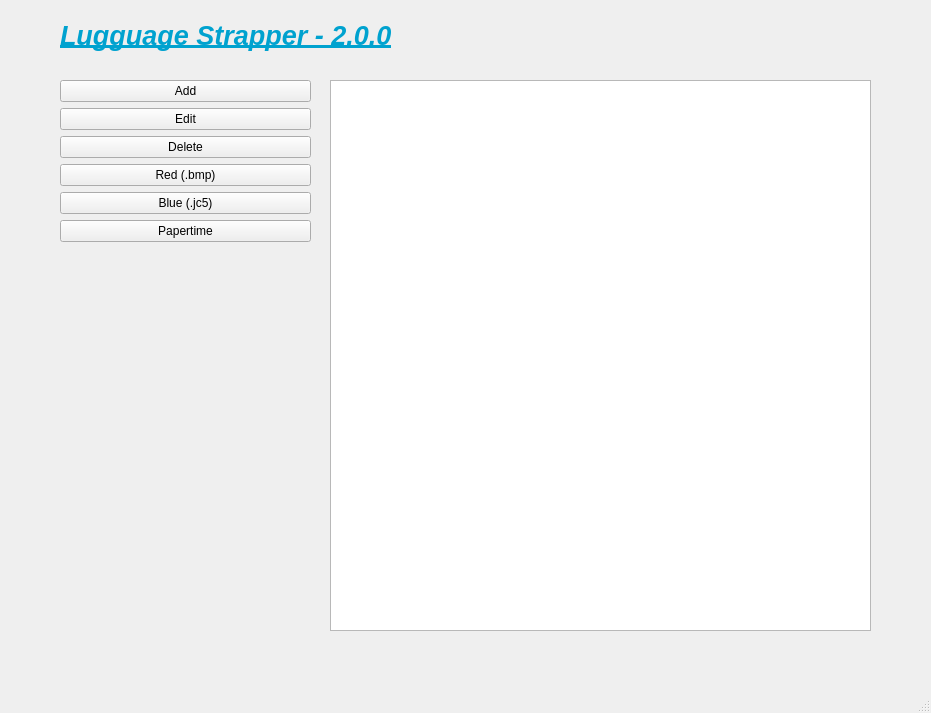
Old version of the form MainWindow.ui in the repository OHovey/LugguageStrapper---2.0.
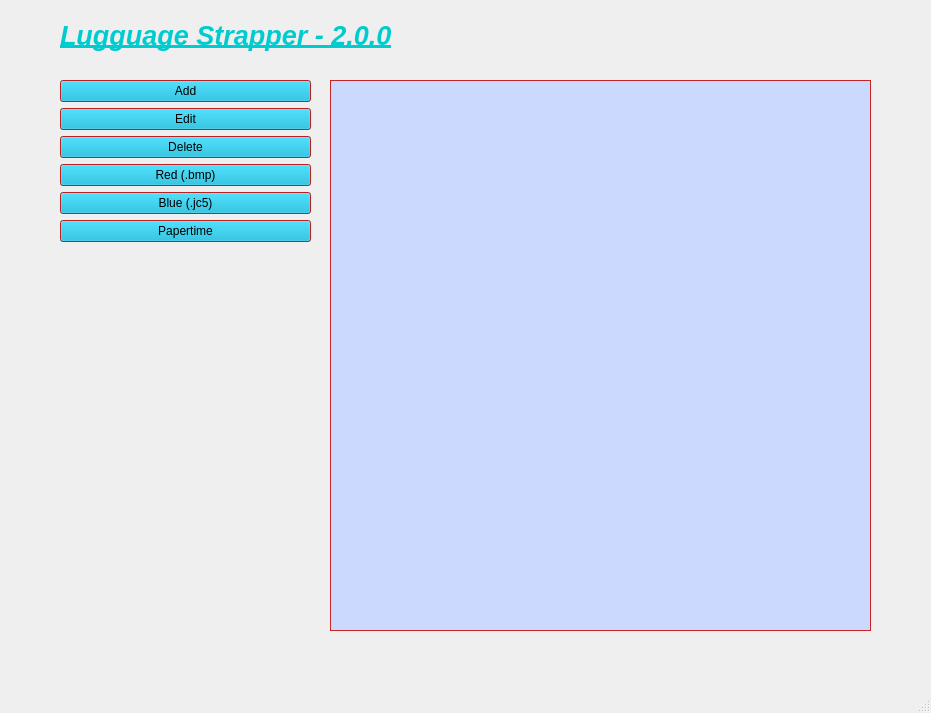
New version of the form.

```diff
--- a/MainWindow.ui
+++ b/MainWindow.ui
@@ -14,6 +14,124 @@
    <string>MainWindow</string>
   </property>
   <widget class="QWidget" name="centralwidget">
+   <property name="palette">
+    <palette>
+     <active>
+      <colorrole role="Button">
+       <brush brushstyle="SolidPattern">
+        <color alpha="255">
+         <red>0</red>
+         <green>174</green>
+         <blue>209</blue>
+        </color>
+       </brush>
+      </colorrole>
+      <colorrole role="Base">
+       <brush brushstyle="SolidPattern">
+        <color alpha="255">
+         <red>255</red>
+         <green>255</green>
+         <blue>255</blue>
+        </color>
+       </brush>
+      </colorrole>
+      <colorrole role="Window">
+       <brush brushstyle="SolidPattern">
+        <color alpha="255">
+         <red>0</red>
+         <green>123</green>
+         <blue>255</blue>
+        </color>
+       </brush>
+      </colorrole>
+      <colorrole role="AlternateBase">
+       <brush brushstyle="SolidPattern">
+        <color alpha="255">
+         <red>0</red>
+         <green>123</green>
+         <blue>255</blue>
+        </color>
+       </brush>
+      </colorrole>
+     </active>
+     <inactive>
+      <colorrole role="Button">
+       <brush brushstyle="SolidPattern">
+        <color alpha="255">
+         <red>0</red>
+         <green>174</green>
+         <blue>209</blue>
+        </color>
+       </brush>
+      </colorrole>
+      <colorrole role="Base">
+       <brush brushstyle="SolidPattern">
+        <color alpha="255">
+         <red>255</red>
+         <green>255</green>
+         <blue>255</blue>
+        </color>
+       </brush>
+      </colorrole>
+      <colorrole role="Window">
+       <brush brushstyle="SolidPattern">
+        <color alpha="255">
+         <red>0</red>
+         <green>123</green>
+         <blue>255</blue>
+        </color>
+       </brush>
+      </colorrole>
+      <colorrole role="AlternateBase">
+       <brush brushstyle="SolidPattern">
+        <color alpha="255">
+         <red>0</red>
+         <green>123</green>
+         <blue>255</blue>
+        </color>
+       </brush>
+      </colorrole>
+     </inactive>
+     <disabled>
+      <colorrole role="Button">
+       <brush brushstyle="SolidPattern">
+        <color alpha="255">
+         <red>0</red>
+         <green>174</green>
+         <blue>209</blue>
+        </color>
+       </brush>
+      </colorrole>
+      <colorrole role="Base">
+       <brush brushstyle="SolidPattern">
+        <color alpha="255">
+         <red>0</red>
+         <green>123</green>
+         <blue>255</blue>
+        </color>
+       </brush>
+      </colorrole>
+      <colorrole role="Window">
+       <brush brushstyle="SolidPattern">
+        <color alpha="255">
+         <red>0</red>
+         <green>123</green>
+         <blue>255</blue>
+        </color>
+       </brush>
+      </colorrole>
+      <colorrole role="AlternateBase">
+       <brush brushstyle="SolidPattern">
+        <color alpha="255">
+         <red>0</red>
+         <green>123</green>
+         <blue>255</blue>
+        </color>
+       </brush>
+      </colorrole>
+     </disabled>
+    </palette>
+   </property>
    <widget class="QWidget" name="horizontalLayoutWidget_2">
     <property name="geometry">
      <rect>
@@ -26,6 +144,70 @@
     <layout class="QHBoxLayout" name="horizontalLayout">
      <item>
       <widget class="QWidget" name="widget" native="true">
+       <property name="palette">
+        <palette>
+         <active>
+          <colorrole role="Base">
+           <brush brushstyle="SolidPattern">
+            <color alpha="255">
+             <red>255</red>
+             <green>255</green>
+             <blue>255</blue>
+            </color>
+           </brush>
+          </colorrole>
+          <colorrole role="Window">
+           <brush brushstyle="SolidPattern">
+            <color alpha="255">
+             <red>255</red>
+             <green>48</green>
+             <blue>48</blue>
+            </color>
+           </brush>
+          </colorrole>
+         </active>
+         <inactive>
+          <colorrole role="Base">
+           <brush brushstyle="SolidPattern">
+            <color alpha="255">
+             <red>255</red>
+             <green>255</green>
+             <blue>255</blue>
+            </color>
+           </brush>
+          </colorrole>
+          <colorrole role="Window">
+           <brush brushstyle="SolidPattern">
+            <color alpha="255">
+             <red>255</red>
+             <green>48</green>
+             <blue>48</blue>
+            </color>
+           </brush>
+          </colorrole>
+         </inactive>
+         <disabled>
+          <colorrole role="Base">
+           <brush brushstyle="SolidPattern">
+            <color alpha="255">
+             <red>255</red>
+             <green>48</green>
+             <blue>48</blue>
+            </color>
+           </brush>
+          </colorrole>
+          <colorrole role="Window">
+           <brush brushstyle="SolidPattern">
+            <color alpha="255">
+             <red>255</red>
+             <green>48</green>
+             <blue>48</blue>
+            </color>
+           </brush>
+          </colorrole>
+         </disabled>
+        </palette>
+       </property>
        <widget class="QWidget" name="horizontalLayoutWidget">
         <property name="geometry">
          <rect>
@@ -40,6 +222,43 @@
           <layout class="QVBoxLayout" name="verticalLayout_2">
            <item>
             <widget class="QPushButton" name="add_button">
+             <property name="palette">
+              <palette>
+               <active>
+                <colorrole role="Midlight">
+                 <brush brushstyle="SolidPattern">
+                  <color alpha="255">
+                   <red>0</red>
+                   <green>186</green>
+                   <blue>203</blue>
+                  </color>
+                 </brush>
+                </colorrole>
+               </active>
+               <inactive>
+                <colorrole role="Midlight">
+                 <brush brushstyle="SolidPattern">
+                  <color alpha="255">
+                   <red>0</red>
+                   <green>186</green>
+                   <blue>203</blue>
+                  </color>
+                 </brush>
+                </colorrole>
+               </inactive>
+               <disabled>
+                <colorrole role="Midlight">
+                 <brush brushstyle="SolidPattern">
+                  <color alpha="255">
+                   <red>0</red>
+                   <green>186</green>
+                   <blue>203</blue>
+                  </color>
+                 </brush>
+                </colorrole>
+               </disabled>
+              </palette>
+             </property>
              <property name="text">
               <string>Add</string>
              </property>
@@ -106,6 +325,43 @@
           <height>551</height>
          </rect>
         </property>
+        <property name="palette">
+         <palette>
+          <active>
+           <colorrole role="Base">
+            <brush brushstyle="SolidPattern">
+             <color alpha="255">
+              <red>203</red>
+              <green>217</green>
+              <blue>255</blue>
+             </color>
+            </brush>
+           </colorrole>
+          </active>
+          <inactive>
+           <colorrole role="Base">
+            <brush brushstyle="SolidPattern">
+             <color alpha="255">
+              <red>203</red>
+              <green>217</green>
+              <blue>255</blue>
+             </color>
+            </brush>
+           </colorrole>
+          </inactive>
+          <disabled>
+           <colorrole role="Base">
+            <brush brushstyle="SolidPattern">
+             <color alpha="255">
+              <red>0</red>
+              <green>123</green>
+              <blue>255</blue>
+             </color>
+            </brush>
+           </colorrole>
+          </disabled>
+         </palette>
+        </property>
        </widget>
        <widget class="QLabel" name="label">
         <property name="geometry">
@@ -117,7 +373,7 @@
          </rect>
         </property>
         <property name="text">
-         <string>&lt;html&gt;&lt;head/&gt;&lt;body&gt;&lt;p&gt;&lt;span style=&quot; font-size:20pt; font-weight:600; font-style:italic; text-decoration: underline; color:#00a2cf;&quot;&gt;Lugguage Strapper - 2.0.0&lt;/span&gt;&lt;/p&gt;&lt;/body&gt;&lt;/html&gt;</string>
+         <string>&lt;html&gt;&lt;head/&gt;&lt;body&gt;&lt;p&gt;&lt;span style=&quot; font-size:20pt; font-weight:600; font-style:italic; text-decoration: underline; color:#00cccf;&quot;&gt;Lugguage Strapper - 2.0.0&lt;/span&gt;&lt;/p&gt;&lt;/body&gt;&lt;/html&gt;</string>
         </property>
        </widget>
       </widget>
```
